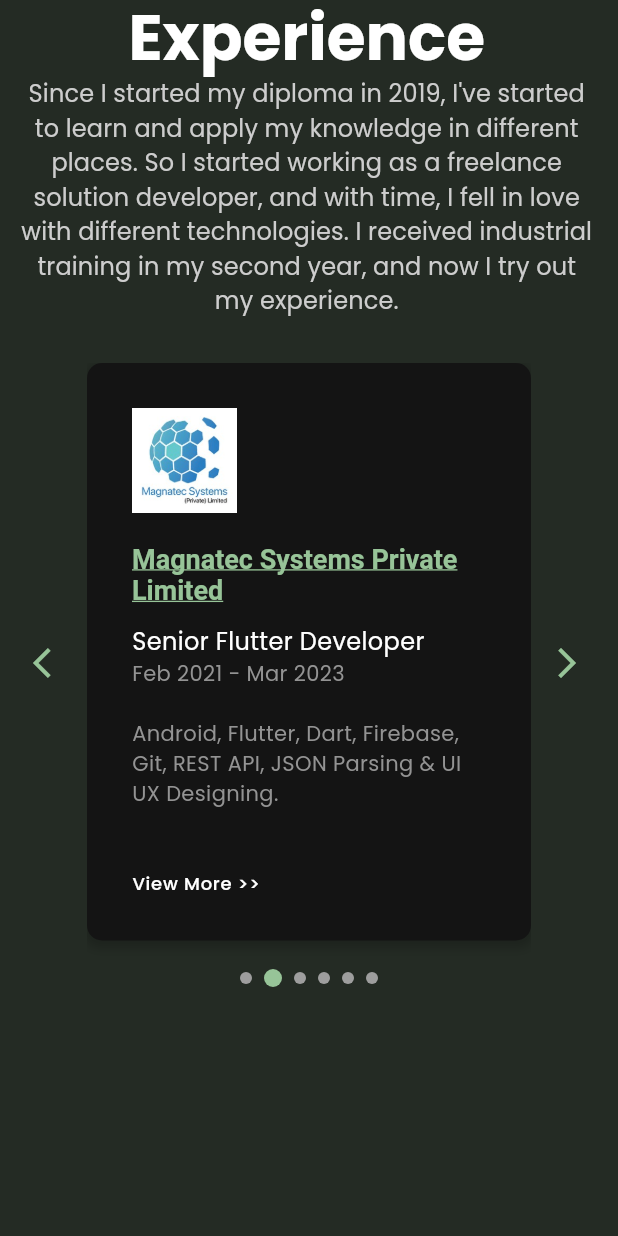
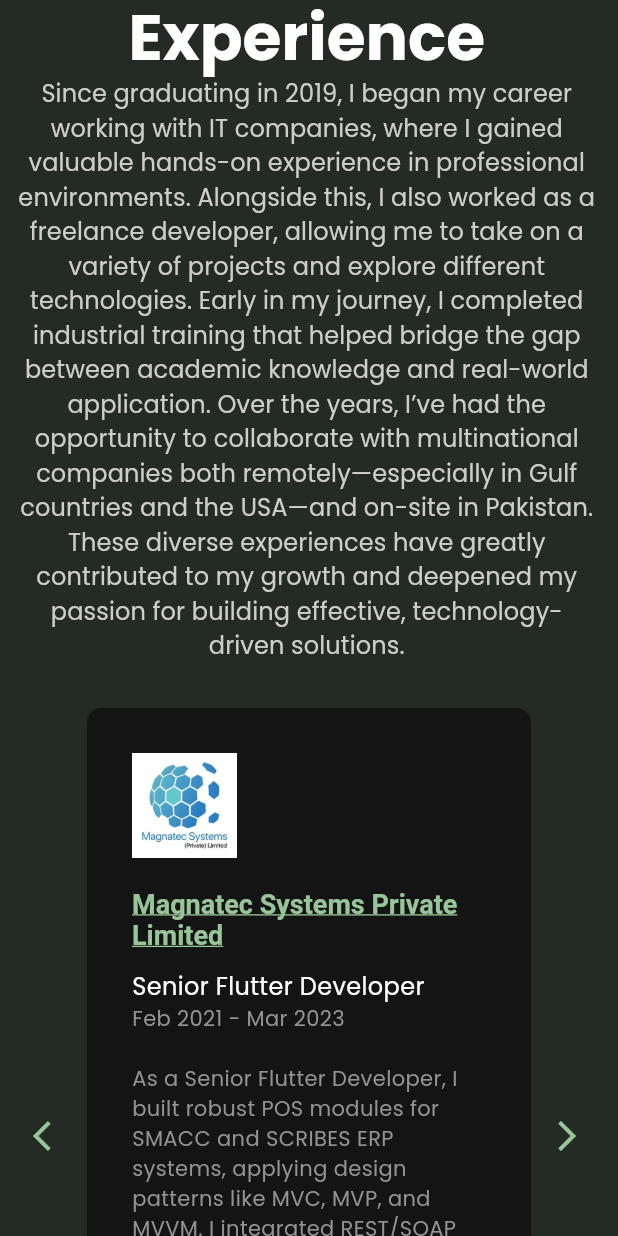
Before and after one commit to aliismaildev/aliismaildev.github.io, a Flutter app: the MS4Experience widget shown alone on an empty page, opened directly, after a tap on the "arrow forward ios" icon, on a phone screen of 412 x 824 dp. Run offline on Flutter 3.47's test engine with Material 3 defaults, Android fonts, the light colour scheme and no system bars; missing offline and left inert: dart:html.

Commit message:
fix issues and develop features

```diff
--- a/lib/desktop/ds_4_experience.dart
+++ b/lib/desktop/ds_4_experience.dart
@@ -32,7 +32,7 @@ class DS4Experience extends StatelessWidget {
                 children: experienceData.map((widget) {
                   return ConstrainedBox(
                     constraints: const BoxConstraints(
-                      maxHeight: 400,
+                      maxHeight: 550,
                       maxWidth: 400, // behaves like maxCrossAxisExtent
                     ),
                     child: widget,
--- a/lib/mobile/ms_4_experience.dart
+++ b/lib/mobile/ms_4_experience.dart
@@ -45,7 +45,7 @@ class _MS4ExperienceState extends State<MS4Experience> {
 
             Container(
               constraints: BoxConstraints(
-                maxHeight: 400,
+                maxHeight: 570,
               ),
               child: Row(
                 children: [
--- a/lib/statics/data_values.dart
+++ b/lib/statics/data_values.dart
@@ -120,7 +120,7 @@ class DataValues {
   // Experience
   static const String experienceTitle = 'Experience';
   static const String experienceDescription =
-      'Since I started my diploma in 2019, I\'ve started to learn and apply my knowledge in different places. So I started working as a freelance solution developer, and with time, I fell in love with different technologies. I received industrial training in my second year, and now I try out my experience.';
+      'Since graduating in 2019, I began my career working with IT companies, where I gained valuable hands-on experience in professional environments. Alongside this, I also worked as a freelance developer, allowing me to take on a variety of projects and explore different technologies. Early in my journey, I completed industrial training that helped bridge the gap between academic knowledge and real-world application. Over the years, I’ve had the opportunity to collaborate with multinational companies both remotely—especially in Gulf countries and the USA—and on-site in Pakistan. These diverse experiences have greatly contributed to my growth and deepened my passion for building effective, technology-driven solutions.';
   static const String experienceOrg1Title = 'M5AZN - المخازن الالكترونية';
   static const String experienceOrg1Role = 'Full Stack Mobile Developer';
   static const String experienceOrg1Years = 'Mar 2023 - Present';
--- a/lib/statics/portfolio_data.dart
+++ b/lib/statics/portfolio_data.dart
@@ -89,7 +89,6 @@ final List<Widget> workData = [
           "https://apps.apple.com/sa/app/%D8%B1%D9%81%D9%88%D9%81-%D9%83%D8%AA%D8%A8-%D8%B5%D9%88%D8%AA%D9%8A%D8%A9-%D9%88%D8%A5%D9%84%D9%83%D8%AA%D8%B1%D9%88%D9%86%D9%8A%D8%A9/id1115820042"),
 ];
 
-
 final List<Widget> experienceData = [
   ContainerCard().type3(
     image: 'm5azn',
@@ -99,7 +98,7 @@ final List<Widget> experienceData = [
     role: 'Full Stack Mobile Developer',
     years: "Mar 2023 - Present",
     values:
-    'Mobile, Desktop, Web development, UI UX, Tech Support Assistant & Data Analysis.',
+        'There, I worked as a Full Stack Mobile Developer, leading the development of M5AZN’s mobile app and a comprehensive WMS suite to streamline warehouse and logistics operations. I designed and built high-impact solutions for inventory, dispatch, barcode scanning, and real-time stock updates. I also spearheaded the launch of Twsaa, a new SaaS-based mobile and backend system, contributing to the company’s digital transformation.',
     message: DataValues.linkedinURL.toString(),
     url: DataValues.linkedinURL,
     isButtonEnabled: true,
@@ -111,7 +110,7 @@ final List<Widget> experienceData = [
     role: 'Senior Flutter Developer',
     years: 'Feb 2021 - Mar 2023',
     values:
-    'Android, Flutter, Dart, Firebase, Git, REST API, JSON Parsing & UI UX Designing.',
+        'As a Senior Flutter Developer, I built robust POS modules for SMACC and SCRIBES ERP systems, applying design patterns like MVC, MVP, and MVVM. I integrated REST/SOAP APIs, Firebase, Moor DB, and Google services to deliver scalable features. I focused on writing clean, testable code with high coverage, and collaborated closely with QA, product, and design teams to tackle complex Android issues and ensure smooth, stable releases.',
     message: DataValues.linkedinURL.toString(),
     url: DataValues.linkedinURL,
     isButtonEnabled: true,
@@ -124,7 +123,7 @@ final List<Widget> experienceData = [
     role: 'Flutter Project Manager',
     years: 'Mar 2022 - Feb 2023',
     values:
-    'Android, Flutter, Dart, Firebase, Git, REST API, JSON Parsing & UI UX Designing.',
+        'As a Flutter Project Manager, I led the development of key features for Dailyway, a carpool app designed to ensure smooth and reliable user-driver interactions. I also developed the admin panel using Flutter Web, integrating Google Maps APIs, Firestore, and Google Cloud Storage for real-time data and map services.',
     message: DataValues.linkedinURL.toString(),
     url: DataValues.linkedinURL,
     isButtonEnabled: true,
@@ -137,7 +136,7 @@ final List<Widget> experienceData = [
     role: 'Android Consultant',
     years: 'Aug 2021 - Feb 2022',
     values:
-    'Android, Flutter, Dart, Firebase, Git, REST API, JSON Parsing & UI UX Designing.',
+        'I developed a Flutter plugin for the native video conferencing SDK Telebu Join, enabling smooth cross-platform in-app communication. I also contributed to FaraPay, a digital payment solution, by implementing new features, optimizing performance, and ensuring a seamless user experience on both Android and iOS.',
     message: DataValues.linkedinURL.toString(),
     url: DataValues.linkedinURL,
     isButtonEnabled: true,
@@ -149,7 +148,7 @@ final List<Widget> experienceData = [
     role: 'Flutter Developer',
     years: 'Sep 2020 - Feb 2021',
     values:
-    'Android, Flutter, Dart, Firebase, Git, REST API, JSON Parsing & UI UX Designing.',
+        'Led the development, testing, and on-time delivery of various freelance mobile applications using Flutter in a fast-paced, project-based environment. Managed and assigned daily tasks across multiple projects to ensure smooth collaboration and productivity among developers. Successfully integrated REST/SOAP APIs, Firebase (Firestore, Cloud Messaging), push notifications, and socket-based communication to deliver high-performance and feature-rich app solutions.',
     message: DataValues.linkedinURL.toString(),
     url: DataValues.linkedinURL,
     isButtonEnabled: true,
@@ -161,7 +160,7 @@ final List<Widget> experienceData = [
     role: 'Associate Software Engineer',
     years: 'Oct 2019 - Sep 2020',
     values:
-    'Android, Flutter, Dart, Firebase, Git, REST API, JSON Parsing & UI UX Designing.',
+        'Developed and delivered web and mobile applications using Flutter, Laravel, and modern web technologies. Built RESTful APIs for smooth backend-frontend integration. Maintained and customized the company’s WordPress website, including themes and plugins. Involved in the full development lifecycle—from requirements to deployment and support—ensuring timely and high-quality delivery.',
     message: DataValues.linkedinURL.toString(),
     url: DataValues.linkedinURL,
     isButtonEnabled: true,
```
